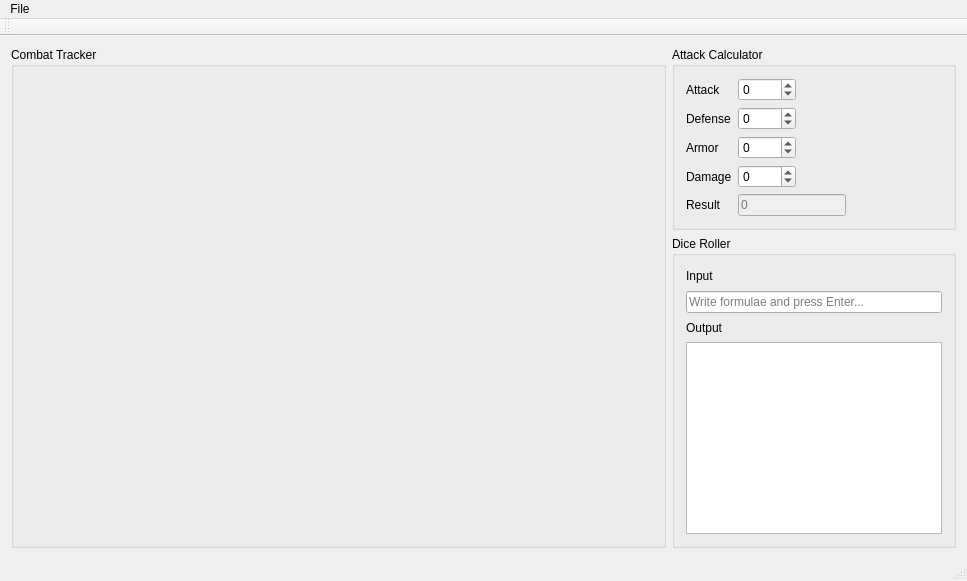
First picture: the form in ui/MainWindow.ui, repository L4D15/Animaster, before the edit.
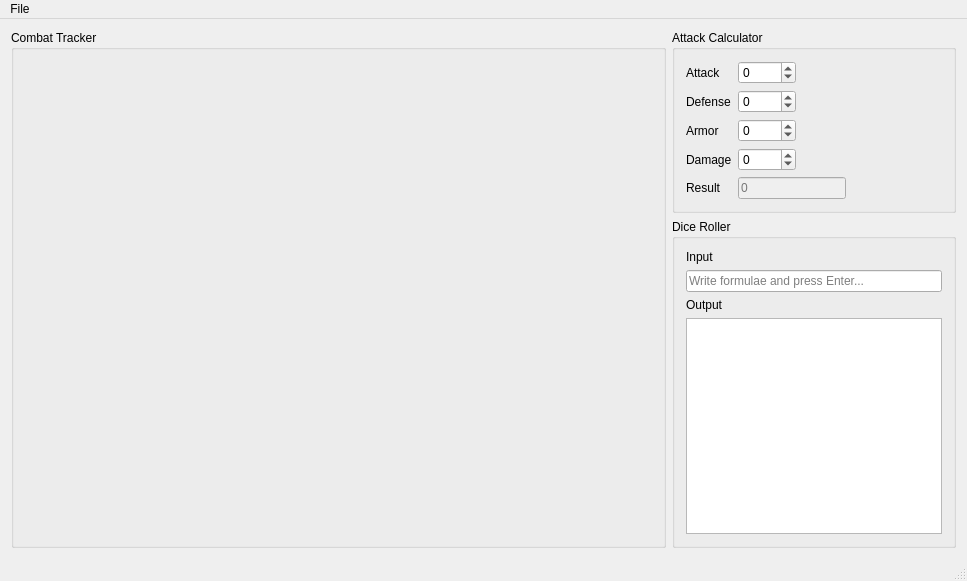
Second picture: the form after the edit. Icons and pictures are not drawn.

Commit message: Fix wrong size policies in the MainWindow.

Patch:
```diff
--- a/ui/MainWindow.ui
+++ b/ui/MainWindow.ui
@@ -29,6 +29,12 @@
       <layout class="QVBoxLayout" name="verticalLayout">
        <item>
         <widget class="QLabel" name="formulaeInputLabel">
+         <property name="sizePolicy">
+          <sizepolicy hsizetype="Preferred" vsizetype="Fixed">
+           <horstretch>0</horstretch>
+           <verstretch>0</verstretch>
+          </sizepolicy>
+         </property>
          <property name="text">
           <string>Input</string>
          </property>
@@ -52,6 +58,12 @@
        </item>
        <item>
         <widget class="QLabel" name="formulaeOutputLabel">
+         <property name="sizePolicy">
+          <sizepolicy hsizetype="Preferred" vsizetype="Fixed">
+           <horstretch>0</horstretch>
+           <verstretch>0</verstretch>
+          </sizepolicy>
+         </property>
          <property name="text">
           <string>Output</string>
          </property>
@@ -63,7 +75,7 @@
           <bool>true</bool>
          </property>
          <property name="sizePolicy">
-          <sizepolicy hsizetype="Preferred" vsizetype="Preferred">
+          <sizepolicy hsizetype="Preferred" vsizetype="Expanding">
            <horstretch>0</horstretch>
            <verstretch>0</verstretch>
           </sizepolicy>
@@ -237,14 +249,6 @@
    </widget>
    <addaction name="menuFile"/>
   </widget>
-  <widget class="QToolBar" name="mainToolBar">
-   <attribute name="toolBarArea">
-    <enum>TopToolBarArea</enum>
-   </attribute>
-   <attribute name="toolBarBreak">
-    <bool>false</bool>
-   </attribute>
-  </widget>
   <widget class="QStatusBar" name="statusBar"/>
   <action name="action_New">
    <property name="text">
```
Left out of the diff: 10 changed lines with no effect on the pictures.
